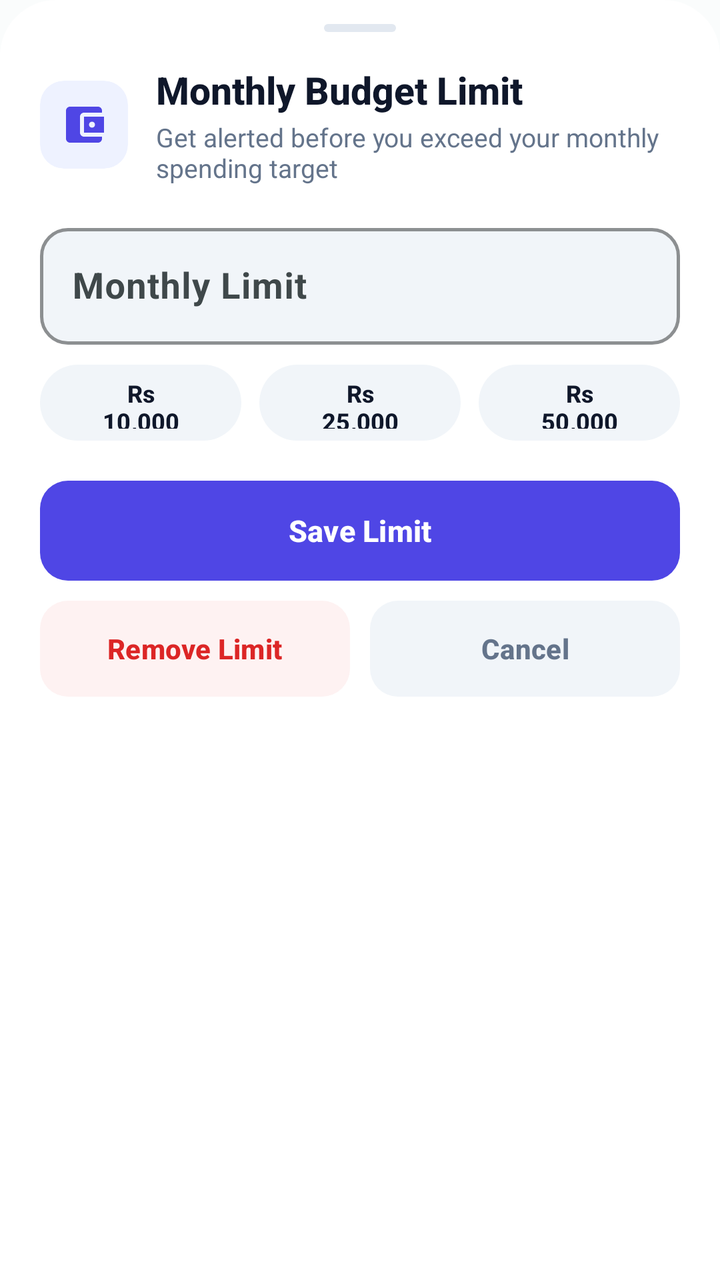
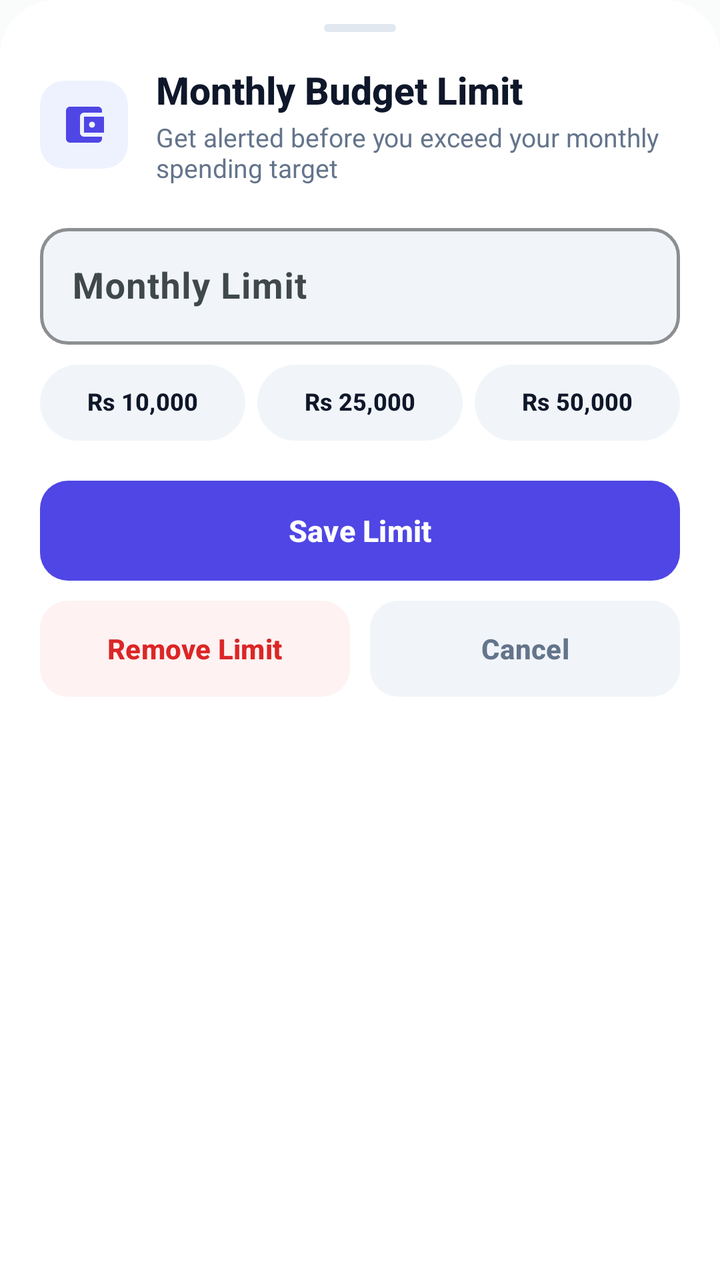

An Android layout rendered at two revisions. The XML below is the earlier revision; the diff shows what the commit changed to produce the second picture.
<!-- AndroidManifest.xml: application theme Theme.SpendWise -->
<!-- res/layout/bottom_sheet_monthly_budget.xml -->
<?xml version="1.0" encoding="utf-8"?>
<LinearLayout
    xmlns:android="http://schemas.android.com/apk/res/android"
    xmlns:app="http://schemas.android.com/apk/res-auto"
    android:layout_width="match_parent"
    android:layout_height="wrap_content"
    android:orientation="vertical"
    android:background="@drawable/bg_bottom_sheet"
    android:paddingHorizontal="20dp"
    android:paddingTop="12dp"
    android:paddingBottom="24dp">

    
    <View
        android:layout_width="36dp"
        android:layout_height="4dp"
        android:layout_gravity="center_horizontal"
        android:layout_marginBottom="16dp"
        android:background="@drawable/bg_drag_handle"/>

    
    <LinearLayout
        android:layout_width="match_parent"
        android:layout_height="wrap_content"
        android:orientation="horizontal"
        android:gravity="center_vertical">

        <com.google.android.material.card.MaterialCardView
            android:layout_width="44dp"
            android:layout_height="44dp"
            app:cardCornerRadius="12dp"
            app:cardBackgroundColor="@color/brand_primary_container"
            app:strokeWidth="0dp"
            app:cardElevation="0dp">

            <ImageView
                android:layout_width="24dp"
                android:layout_height="24dp"
                android:layout_gravity="center"
                android:src="@drawable/ic_wallet"
                app:tint="@color/brand_primary"
                android:contentDescription="Monthly Budget"/>
        </com.google.android.material.card.MaterialCardView>

        <LinearLayout
            android:layout_width="0dp"
            android:layout_height="wrap_content"
            android:layout_weight="1"
            android:layout_marginStart="14dp"
            android:orientation="vertical">

            <TextView
                android:layout_width="wrap_content"
                android:layout_height="wrap_content"
                android:text="Monthly Budget Limit"
                android:textSize="19sp"
                android:textStyle="bold"
                android:fontFamily="sans-serif-medium"
                android:textColor="@color/text_primary"/>

            <TextView
                android:layout_width="wrap_content"
                android:layout_height="wrap_content"
                android:layout_marginTop="2dp"
                android:text="Get alerted before you exceed your monthly spending target"
                android:textSize="13sp"
                android:textColor="@color/text_secondary"/>
        </LinearLayout>
    </LinearLayout>

    
    <com.google.android.material.textfield.TextInputLayout
        android:id="@+id/til_monthly_budget"
        style="@style/Widget.Material3.TextInputLayout.OutlinedBox"
        android:layout_width="match_parent"
        android:layout_height="wrap_content"
        android:layout_marginTop="16dp"
        android:hint="Monthly Limit"
        app:boxCornerRadiusTopStart="14dp"
        app:boxCornerRadiusTopEnd="14dp"
        app:boxCornerRadiusBottomStart="14dp"
        app:boxCornerRadiusBottomEnd="14dp"
        app:boxBackgroundColor="@color/bg_surface_subtle"
        app:boxStrokeColor="@color/brand_primary"
        app:boxStrokeWidth="1.5dp"
        app:prefixText="Rs "
        app:prefixTextColor="@color/brand_primary"
        app:prefixTextAppearance="@style/TextAppearance.Material3.BodyLarge">

        <com.google.android.material.textfield.TextInputEditText
            android:id="@+id/et_monthly_budget"
            android:layout_width="match_parent"
            android:layout_height="wrap_content"
            android:inputType="numberDecimal"
            android:textColor="@color/text_primary"
            android:textSize="18sp"
            android:textStyle="bold"/>
    </com.google.android.material.textfield.TextInputLayout>

    
    <LinearLayout
        android:layout_width="match_parent"
        android:layout_height="wrap_content"
        android:layout_marginTop="10dp"
        android:orientation="horizontal">

        <com.google.android.material.button.MaterialButton
            android:id="@+id/chip_preset_1"
            style="@style/Widget.Material3.Button.TonalButton"
            android:layout_width="0dp"
            android:layout_height="38dp"
            android:layout_weight="1"
            android:layout_marginEnd="6dp"
            android:text="Rs 10,000"
            android:textColor="@color/text_primary"
            android:textSize="12sp"
            android:textStyle="bold"
            app:backgroundTint="@color/bg_surface_subtle"
            app:cornerRadius="999dp"
            android:insetTop="0dp"
            android:insetBottom="0dp"
            app:elevation="0dp"/>

        <com.google.android.material.button.MaterialButton
            android:id="@+id/chip_preset_2"
            style="@style/Widget.Material3.Button.TonalButton"
            android:layout_width="0dp"
            android:layout_height="38dp"
            android:layout_weight="1"
            android:layout_marginHorizontal="3dp"
            android:text="Rs 25,000"
            android:textColor="@color/text_primary"
            android:textSize="12sp"
            android:textStyle="bold"
            app:backgroundTint="@color/bg_surface_subtle"
            app:cornerRadius="999dp"
            android:insetTop="0dp"
            android:insetBottom="0dp"
            app:elevation="0dp"/>

        <com.google.android.material.button.MaterialButton
            android:id="@+id/chip_preset_3"
            style="@style/Widget.Material3.Button.TonalButton"
            android:layout_width="0dp"
            android:layout_height="38dp"
            android:layout_weight="1"
            android:layout_marginStart="6dp"
            android:text="Rs 50,000"
            android:textColor="@color/text_primary"
            android:textSize="12sp"
            android:textStyle="bold"
            app:backgroundTint="@color/bg_surface_subtle"
            app:cornerRadius="999dp"
            android:insetTop="0dp"
            android:insetBottom="0dp"
            app:elevation="0dp"/>
    </LinearLayout>

    
    <com.google.android.material.button.MaterialButton
        android:id="@+id/btn_save_budget"
        android:layout_width="match_parent"
        android:layout_height="50dp"
        android:layout_marginTop="20dp"
        android:text="Save Limit"
        android:textColor="@android:color/white"
        android:textSize="15sp"
        android:textStyle="bold"
        app:backgroundTint="@color/brand_primary"
        app:cornerRadius="14dp"
        android:insetTop="0dp"
        android:insetBottom="0dp"
        app:elevation="0dp"/>

    
    <LinearLayout
        android:id="@+id/layout_secondary_buttons"
        android:layout_width="match_parent"
        android:layout_height="wrap_content"
        android:layout_marginTop="10dp"
        android:orientation="horizontal">

        <com.google.android.material.button.MaterialButton
            android:id="@+id/btn_remove_budget"
            style="@style/Widget.Material3.Button.TonalButton"
            android:layout_width="0dp"
            android:layout_height="48dp"
            android:layout_weight="1"
            android:layout_marginEnd="5dp"
            android:text="Remove Limit"
            android:textColor="@color/danger_primary"
            android:textSize="14sp"
            android:textStyle="bold"
            app:backgroundTint="@color/danger_container"
            app:cornerRadius="14dp"
            android:insetTop="0dp"
            android:insetBottom="0dp"
            app:elevation="0dp"/>

        <com.google.android.material.button.MaterialButton
            android:id="@+id/btn_cancel_budget"
            style="@style/Widget.Material3.Button.TonalButton"
            android:layout_width="0dp"
            android:layout_height="48dp"
            android:layout_weight="1"
            android:layout_marginStart="5dp"
            android:text="Cancel"
            android:textColor="@color/text_secondary"
            android:textSize="14sp"
            android:textStyle="bold"
            app:backgroundTint="@color/bg_surface_subtle"
            app:cornerRadius="14dp"
            android:insetTop="0dp"
            android:insetBottom="0dp"
            app:elevation="0dp"/>
    </LinearLayout>

</LinearLayout>
<!-- resources referenced by this layout -->
<resources>
  <color name="bg_surface_subtle">#F1F5F9</color>
  <color name="brand_primary">#4F46E5</color>
  <color name="brand_primary_container">#EEF2FF</color>
  <color name="danger_container">#FEF2F2</color>
  <color name="danger_primary">#DC2626</color>
  <color name="text_primary">#0F172A</color>
  <color name="text_secondary">#64748B</color>
  <!-- drawable bg_bottom_sheet (drawable) -->
  <?xml version="1.0" encoding="utf-8"?>
  <shape xmlns:android="http://schemas.android.com/apk/res/android"
      android:shape="rectangle">
      <corners
          android:topLeftRadius="28dp"
          android:topRightRadius="28dp"
          android:bottomLeftRadius="0dp"
          android:bottomRightRadius="0dp"/>
      <solid android:color="@color/bg_surface"/>
  </shape>
  <!-- drawable bg_drag_handle (drawable) -->
  <?xml version="1.0" encoding="utf-8"?>
  <shape xmlns:android="http://schemas.android.com/apk/res/android"
      android:shape="rectangle">
      <corners android:radius="2dp"/>
      <solid android:color="@color/stroke_subtle"/>
  </shape>
  <!-- drawable ic_wallet (drawable) -->
  <vector xmlns:android="http://schemas.android.com/apk/res/android"
      android:width="24dp"
      android:height="24dp"
      android:viewportWidth="24"
      android:viewportHeight="24">
    <path
        android:fillColor="@android:color/white"
        android:pathData="M21,18v1c0,1.1 -0.9,2 -2,2H5c-1.11,0 -2,-0.9 -2,-2V5c0,-1.1 0.89,-2 2,-2h14c1.1,0 2,0.9 2,2v1h-9c-1.11,0 -2,0.9 -2,2v8c0,1.1 0.89,2 2,2h9zm-9,-2h10V8H12v8zm4,-2.5c-0.83,0 -1.5,-0.67 -1.5,-1.5s0.67,-1.5 1.5,-1.5 1.5,0.67 1.5,1.5 -0.67,1.5 -1.5,1.5z"/>
  </vector>
  <color name="bg_surface">#FFFFFF</color>
  <color name="stroke_subtle">#E2E8F0</color>
  <color name="primary">#006B75</color>
  <color name="onPrimary">#FFFFFF</color>
  <color name="primaryContainer">#9BF0FB</color>
  <color name="onPrimaryContainer">#002023</color>
  <color name="secondary">#4A6267</color>
  <color name="onSecondary">#FFFFFF</color>
  <color name="secondaryContainer">#CDE7EC</color>
  <color name="onSecondaryContainer">#051F23</color>
  <color name="tertiary">#EF875B</color>
  <color name="onTertiary">#FFFFFF</color>
  <color name="tertiaryContainer">#FFDBCC</color>
  <color name="onTertiaryContainer">#351000</color>
  <color name="background">#FAFCFC</color>
  <color name="onBackground">#191C1D</color>
  <color name="surface">#FAFCFC</color>
  <color name="onSurface">#191C1D</color>
  <color name="surfaceVariant">#DBE4E6</color>
  <color name="onSurfaceVariant">#3F484A</color>
  <color name="outline">#6F797A</color>
  <color name="outlineVariant">#BFC8CA</color>
  <color name="error">#BA1A1A</color>
  <color name="onError">#FFFFFF</color>
  <style name="Theme.SpendWise.BottomSheetDialog" parent="ThemeOverlay.Material3.BottomSheetDialog">
          <item name="bottomSheetStyle">@style/Widget.SpendWise.BottomSheet</item>
          <item name="android:windowIsFloating">false</item>
      </style>
  <style name="Widget.SpendWise.BottomSheet" parent="Widget.Material3.BottomSheet">
          <item name="shapeAppearance">@style/ShapeAppearance.SpendWise.BottomSheet</item>
          <item name="backgroundTint">@color/bg_surface</item>
      </style>
  <style name="ShapeAppearance.SpendWise.BottomSheet" parent="ShapeAppearance.Material3.Corner.Large">
          <item name="cornerSizeTopLeft">28dp</item>
          <item name="cornerSizeTopRight">28dp</item>
          <item name="cornerSizeBottomLeft">0dp</item>
          <item name="cornerSizeBottomRight">0dp</item>
      </style>
  <!-- unchanged entries left out for length: 1 -->
</resources>

<!-- the commit's change to res/layout/bottom_sheet_monthly_budget.xml (unified diff, before → after) -->
@@ -110,16 +110,29 @@
             android:layout_width="0dp"
             android:layout_height="38dp"
             android:layout_weight="1"
-            android:layout_marginEnd="6dp"
+            android:layout_marginEnd="4dp"
             android:text="Rs 10,000"
             android:textColor="@color/text_primary"
-            android:textSize="12sp"
-            android:textStyle="bold"
+            android:textSize="11.5sp"
+            android:textStyle="bold"
+            android:maxLines="1"
+            android:ellipsize="none"
+            android:includeFontPadding="false"
+            android:paddingStart="4dp"
+            android:paddingEnd="4dp"
+            android:paddingLeft="4dp"
+            android:paddingRight="4dp"
+            android:insetTop="0dp"
+            android:insetBottom="0dp"
+            android:insetLeft="0dp"
+            android:insetRight="0dp"
             app:backgroundTint="@color/bg_surface_subtle"
             app:cornerRadius="999dp"
-            android:insetTop="0dp"
-            android:insetBottom="0dp"
-            app:elevation="0dp"/>
+            app:elevation="0dp"
+            app:autoSizeTextType="uniform"
+            app:autoSizeMinTextSize="9sp"
+            app:autoSizeMaxTextSize="12sp"
+            app:autoSizeStepGranularity="0.5sp"/>
 
         <com.google.android.material.button.MaterialButton
             android:id="@+id/chip_preset_2"
@@ -127,16 +140,29 @@
             android:layout_width="0dp"
             android:layout_height="38dp"
             android:layout_weight="1"
-            android:layout_marginHorizontal="3dp"
+            android:layout_marginHorizontal="2dp"
             android:text="Rs 25,000"
             android:textColor="@color/text_primary"
-            android:textSize="12sp"
-            android:textStyle="bold"
+            android:textSize="11.5sp"
+            android:textStyle="bold"
+            android:maxLines="1"
+            android:ellipsize="none"
+            android:includeFontPadding="false"
+            android:paddingStart="4dp"
+            android:paddingEnd="4dp"
+            android:paddingLeft="4dp"
+            android:paddingRight="4dp"
+            android:insetTop="0dp"
+            android:insetBottom="0dp"
+            android:insetLeft="0dp"
+            android:insetRight="0dp"
             app:backgroundTint="@color/bg_surface_subtle"
             app:cornerRadius="999dp"
-            android:insetTop="0dp"
-            android:insetBottom="0dp"
-            app:elevation="0dp"/>
+            app:elevation="0dp"
+            app:autoSizeTextType="uniform"
+            app:autoSizeMinTextSize="9sp"
+            app:autoSizeMaxTextSize="12sp"
+            app:autoSizeStepGranularity="0.5sp"/>
 
         <com.google.android.material.button.MaterialButton
             android:id="@+id/chip_preset_3"
@@ -144,16 +170,29 @@
             android:layout_width="0dp"
             android:layout_height="38dp"
             android:layout_weight="1"
-            android:layout_marginStart="6dp"
+            android:layout_marginStart="4dp"
             android:text="Rs 50,000"
             android:textColor="@color/text_primary"
-            android:textSize="12sp"
-            android:textStyle="bold"
+            android:textSize="11.5sp"
+            android:textStyle="bold"
+            android:maxLines="1"
+            android:ellipsize="none"
+            android:includeFontPadding="false"
+            android:paddingStart="4dp"
+            android:paddingEnd="4dp"
+            android:paddingLeft="4dp"
+            android:paddingRight="4dp"
+            android:insetTop="0dp"
+            android:insetBottom="0dp"
+            android:insetLeft="0dp"
+            android:insetRight="0dp"
             app:backgroundTint="@color/bg_surface_subtle"
             app:cornerRadius="999dp"
-            android:insetTop="0dp"
-            android:insetBottom="0dp"
-            app:elevation="0dp"/>
+            app:elevation="0dp"
+            app:autoSizeTextType="uniform"
+            app:autoSizeMinTextSize="9sp"
+            app:autoSizeMaxTextSize="12sp"
+            app:autoSizeStepGranularity="0.5sp"/>
     </LinearLayout>
 
     
